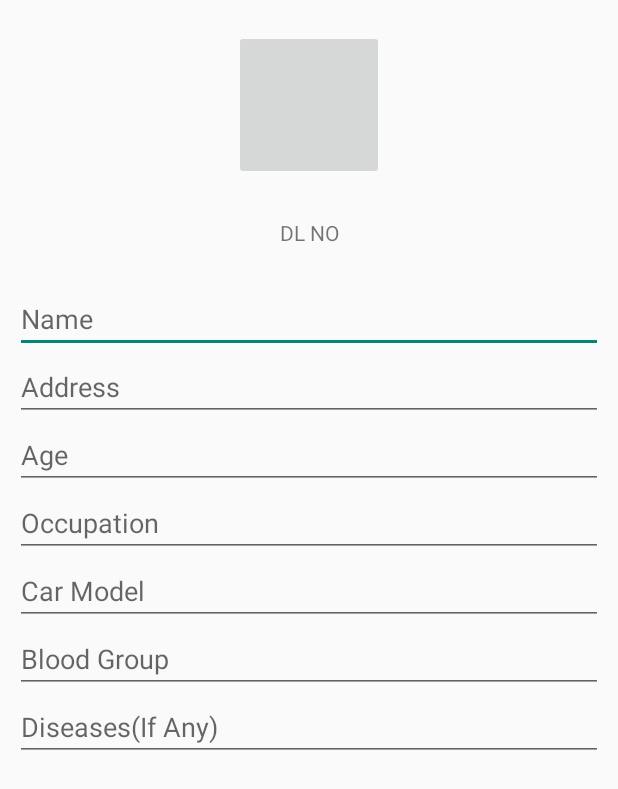
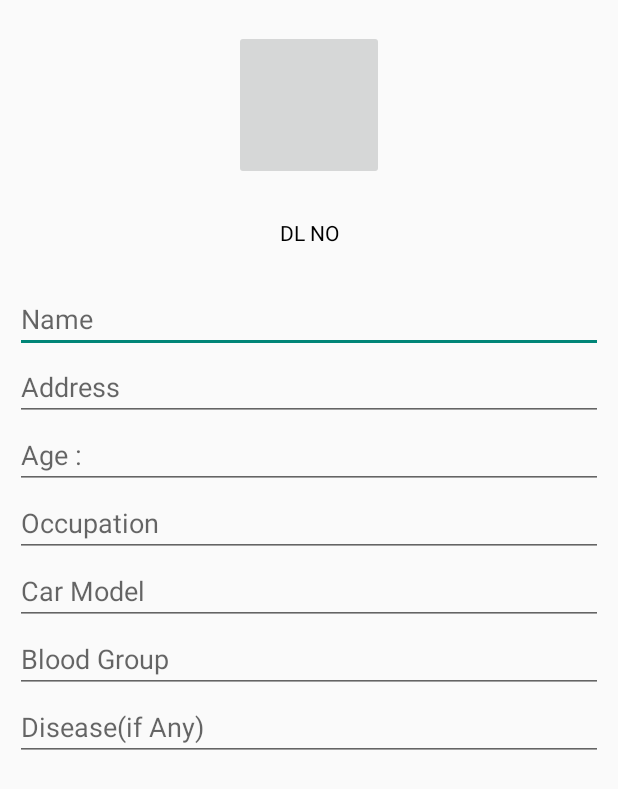
Before and after one commit to codedsun/OnRoadWheels, an Android app: the VehicleRegistration screen opened directly, with no data from a screen before it, after a tap on "NEXT", on a phone screen of 412 x 824 dp. Shown: the top 789 px of the screen. Run offline under Robolectric (Android 15) with nearby library versions, the phone set to English and light mode, and no system bars; 10 statements that could not run were skipped.

Commit message:
Some files updated

```diff
--- a/app/src/main/AndroidManifest.xml
+++ b/app/src/main/AndroidManifest.xml
@@ -18,7 +18,7 @@
         </activity>
         <activity android:name=".Registration" />
         <activity android:name=".EditProfile" />
-        <activity android:name=".VehicalRegisteration" />
+        <activity android:name=".VehicleRegistration" />
         <activity android:name=".MainPageActivity" />
         <activity android:name=".SearchScreenActivity"></activity>
     </application>
--- a/app/src/main/java/com/example/suneet/onroadwheels/EditProfile.java
+++ b/app/src/main/java/com/example/suneet/onroadwheels/EditProfile.java
@@ -5,6 +5,10 @@ import android.support.v7.app.AppCompatActivity;
 import android.os.Bundle;
 
 public class EditProfile extends Activity {
+    String mobNo,userName,gender,emergencyNumber,DLNumber,address,age,bloodgp;
+    User user;
+    UserProfile userProfile;
+
 
     @Override
     protected void onCreate(Bundle savedInstanceState) {
--- a/app/src/main/java/com/example/suneet/onroadwheels/MainActivity.java
+++ b/app/src/main/java/com/example/suneet/onroadwheels/MainActivity.java
@@ -98,7 +98,7 @@ public class MainActivity extends Activity implements AdapterView.OnItemSelected
 
             @Override
             public void onCodeSent(String s, PhoneAuthProvider.ForceResendingToken forceResendingToken) {
-                Log.e("", "onCodeSent: "+ s +" TOken"+forceResendingToken.toString()) ;
+                Log.e("", "onCodeSent: "+ s +" Token"+forceResendingToken.toString()) ;
                 super.onCodeSent(s, forceResendingToken);
 
             }
--- a/app/src/main/java/com/example/suneet/onroadwheels/Registration.java
+++ b/app/src/main/java/com/example/suneet/onroadwheels/Registration.java
@@ -2,8 +2,6 @@ package com.example.suneet.onroadwheels;
 
 import android.app.Activity;
 import android.content.Intent;
-import android.support.annotation.NonNull;
-import android.support.v7.app.AppCompatActivity;
 import android.os.Bundle;
 import android.util.Log;
 import android.view.View;
@@ -17,12 +15,9 @@ import android.widget.Spinner;
 import android.widget.TextView;
 import android.widget.Toast;
 
-import com.google.android.gms.tasks.OnCompleteListener;
-import com.google.android.gms.tasks.Task;
 import com.google.firebase.database.DatabaseReference;
 import com.google.firebase.database.FirebaseDatabase;
 
-import java.io.IOException;
 import java.util.ArrayList;
 import java.util.List;
 
@@ -52,8 +47,6 @@ public class Registration extends Activity implements AdapterView.OnItemSelected
     protected void onCreate(Bundle savedInstanceState) {
         super.onCreate(savedInstanceState);
         setContentView(R.layout.activity_registration);
-        Toast.makeText(getApplicationContext(),"NEw",Toast.LENGTH_SHORT).show();
-
         database = FirebaseDatabase.getInstance().getReference();
         profilePic= (ImageView) findViewById(R.id.userImage);
         mobileNo= (TextView) findViewById(R.id.userMobNo);
@@ -103,6 +96,7 @@ public class Registration extends Activity implements AdapterView.OnItemSelected
 //                    public void onComplete(@NonNull Task<Void> task) {
 //                        Toast.makeText(Registration.this,"Added Bhai",Toast.LENGTH_SHORT).show();
 //                    }
+
 //                });
 
                     userName = username.getText().toString();
@@ -120,7 +114,7 @@ public class Registration extends Activity implements AdapterView.OnItemSelected
                     Toast.makeText(Registration.this, "All Fields Required!", Toast.LENGTH_SHORT).show();
                 }
                 else {
-                    Intent i=new Intent(Registration.this,VehicalRegisteration.class);
+                    Intent i=new Intent(Registration.this,VehicleRegistration.class);
                     i.putExtra("MobileNo",mobNo);
                     i.putExtra("userName",userName);
                     i.putExtra("gender",gender);
--- a/app/src/main/java/com/example/suneet/onroadwheels/VehicalRegisteration.java
+++ b/app/src/main/java/com/example/suneet/onroadwheels/VehicleRegistration.java
@@ -2,16 +2,23 @@ package com.example.suneet.onroadwheels;
 
 import android.app.Activity;
 import android.content.Intent;
-import android.support.v7.app.AppCompatActivity;
 import android.os.Bundle;
 import android.view.View;
+import android.widget.ArrayAdapter;
 import android.widget.Button;
 import android.widget.Toast;
 
-public class VehicalRegisteration extends Activity {
+import java.util.ArrayList;
+import java.util.List;
+
+public class VehicleRegistration extends Activity {
     Button buttonNext;
     Intent passData;
     String mobNo,userName,gender,emergencyNumber,DLNumber,address,age,bloodgp;
+    UserProfile userProfile;
+    ArrayList<EmergencyContact> contactList = new ArrayList<>();
+    User newuser;
+    ArrayList<Vehicle> vehicleList = new ArrayList<>();
 
     @Override
     protected void onCreate(Bundle savedInstanceState) {
@@ -27,11 +34,33 @@ public class VehicalRegisteration extends Activity {
         address = passData.getStringExtra("Address");
         age=passData.getStringExtra("Age");
         bloodgp = passData.getStringExtra("BloodGP");
+        userProfile.setUserName(userName);
+        userProfile.setDrivingLicenceNo(DLNumber);
+        userProfile.setAddress(address);
+        userProfile.setAge(age);
+        userProfile.setBloodGroup(bloodgp);
+        userProfile.setGender(gender);
+        userProfile.setStatus("No");
+        userProfile.setOccupation("occupation");
+        userProfile.setDisease("None");
+        userProfile.setImgUrl("None");
+        contactList.add(new EmergencyContact(mobNo,"Self"));
+        contactList.add(new EmergencyContact(emergencyNumber,"Father"));
         buttonNext.setOnClickListener(new View.OnClickListener() {
             @Override
             public void onClick(View v) {
-                startActivity(new Intent(VehicalRegisteration.this,EditProfile.class));
-                Toast.makeText(VehicalRegisteration.this, "Passed Data : "+mobNo+userName+gender+emergencyNumber+DLNumber+address+age, Toast.LENGTH_SHORT).show();
+                startActivity(new Intent(VehicleRegistration.this,EditProfile.class));
+                Toast.makeText(VehicleRegistration.this, "Passed Data : "+mobNo+userName+gender+emergencyNumber+DLNumber+address+age, Toast.LENGTH_SHORT).show();
+
+
+
+
+
+
+
+                //Final User Object
+                newuser = new User(userProfile,contactList,vehicleList);
+
             }
         });
     }
--- a/app/src/main/res/layout/activity_edit_profile.xml
+++ b/app/src/main/res/layout/activity_edit_profile.xml
@@ -19,6 +19,7 @@
         android:layout_width="match_parent"
         android:layout_height="50dp"
         android:text="DL NO"
+        android:textColor="#000"
         android:gravity="center"
         android:id="@+id/editProfileDLNO"/>
     <LinearLayout
@@ -30,41 +31,41 @@
             android:layout_width="match_parent"
             android:layout_height="wrap_content"
             android:editable="false"
-            android:hint="Name"
+            android:hint="@string/name"
             android:id="@+id/editProfileName"/>
 
         <EditText
             android:layout_width="match_parent"
             android:layout_height="wrap_content"
             android:editable="true"
-            android:hint="Address"
+            android:hint="@string/address"
             android:id="@+id/editProfileAddress"/>
         <EditText
             android:layout_width="match_parent"
             android:layout_height="wrap_content"
-            android:hint="Age"
+            android:hint="@string/age"
             android:id="@+id/editProfileAge"/>
         <EditText
             android:layout_width="match_parent"
             android:layout_height="wrap_content"
             android:id="@+id/editProfileOccupation"
-            android:hint="Occupation"/>
+            android:hint="@string/occupation"/>
         <EditText
             android:layout_width="match_parent"
             android:layout_height="wrap_content"
             android:id="@+id/editProfileCarModel"
-            android:hint="Car Model"/>
+            android:hint="@string/car_model"/>
         <EditText
             android:layout_width="match_parent"
             android:layout_height="wrap_content"
             android:id="@+id/editProfileBloodGroup"
             android:editable="false"
-            android:hint="Blood Group" />
+            android:hint="@string/bloodgrp" />
         <EditText
             android:layout_width="match_parent"
             android:layout_height="wrap_content"
             android:id="@+id/editProfileDiseases"
-            android:hint="Diseases(If Any)"/>
+            android:hint="@string/disease"/>
 
 
 </LinearLayout>
--- a/app/src/main/res/layout/activity_vehical_registeration.xml
+++ b/app/src/main/res/layout/activity_vehical_registeration.xml
@@ -5,7 +5,7 @@
     android:layout_width="match_parent"
     android:layout_height="match_parent"
     android:background="@color/colorBackground"
-    tools:context="com.example.suneet.onroadwheels.VehicalRegisteration"
+    tools:context="com.example.suneet.onroadwheels.VehicleRegistration"
     android:orientation="vertical">
     <ImageView
         android:layout_margin="20dp"
--- a/app/src/main/res/values/strings.xml
+++ b/app/src/main/res/values/strings.xml
@@ -14,6 +14,10 @@
     <string name="next">Next</string>
     <string name="vehicleName">Enter Vehicle Name</string>
     <string name="vehicleModel">Enter Vehicle Model</string>
-    <string name="add">ADD</string>
+    <string name="name">Name</string>
+    <string name="occupation">Occupation</string>
+    <string name="car_model">Car Model</string>
+    <string name="bloodgrp">Blood Group</string>
+    <string name="disease">Disease(if Any)</string>
 
 </resources>
```
